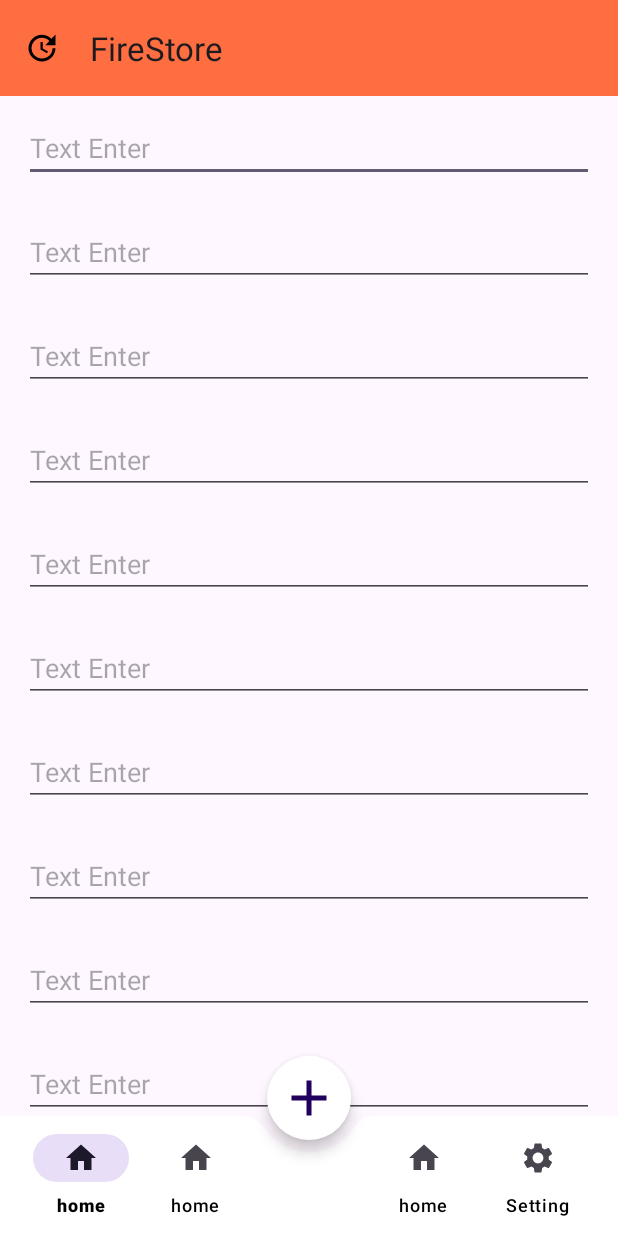
After one commit to GoutamKk/FireStorePractice, an Android app: the SecondaryActivity screen opened directly, with no data from a screen before it, on a phone screen of 412 x 824 dp. The commit adds this screen. Run offline under Robolectric (Android 15) with nearby library versions, the phone set to English and light mode, and no system bars.

Commit message:
19marchchange

```diff
--- a/app/build.gradle.kts
+++ b/app/build.gradle.kts
@@ -61,4 +61,5 @@ dependencies {
     implementation("androidx.room:room-runtime:2.6.1")
     kapt(libs.androidx.room.compiler)
     implementation("androidx.room:room-ktx:2.6.1")
+    implementation("com.razorpay:checkout:1.6.4")
 }
--- /dev/null
+++ b/app/src/main/java/com/example/firestorepractice/SecondaryActivity.kt
@@ -0,0 +1,39 @@
+package com.example.firestorepractice
+
+import android.os.Bundle
+import android.widget.Toast
+import androidx.activity.enableEdgeToEdge
+import androidx.appcompat.app.AppCompatActivity
+import androidx.core.view.ViewCompat
+import androidx.core.view.WindowInsetsCompat
+import androidx.core.widget.NestedScrollView
+import com.google.android.material.bottomappbar.BottomAppBar
+
+class SecondaryActivity : AppCompatActivity() {
+    override fun onCreate(savedInstanceState: Bundle?) {
+        super.onCreate(savedInstanceState)
+        enableEdgeToEdge()
+        setContentView(R.layout.activity_secondary)
+        ViewCompat.setOnApplyWindowInsetsListener(findViewById(R.id.main)) { v, insets ->
+            val systemBars = insets.getInsets(WindowInsetsCompat.Type.systemBars())
+            v.setPadding(systemBars.left, systemBars.top, systemBars.right, 0)
+            insets
+        }
+        val bottomAppBar = findViewById<BottomAppBar>(R.id.bottom_view)
+
+        ViewCompat.setOnApplyWindowInsetsListener(bottomAppBar) { v, insets ->
+            val systemBars = insets.getInsets(WindowInsetsCompat.Type.systemBars())
+            v.setPadding(0, 0, 0, 0)
+            insets
+        }
+
+//        findViewById<NestedScrollView>(R.id.nested_scroll).setOnScrollChangeListener { view, scrollX, scrollY, oldScrollX, oldScrollY ->
+//            if (scrollY > oldScrollY){
+//                Toast.makeText(this,"X asix scroll",Toast.LENGTH_SHORT).show()
+//            }
+//        }
+
+
+    }
+
+}
--- /dev/null
+++ b/app/src/main/res/drawable/home_24.xml
@@ -0,0 +1,5 @@
+<vector xmlns:android="http://schemas.android.com/apk/res/android" android:height="24dp" android:tint="#000000" android:viewportHeight="24" android:viewportWidth="24" android:width="24dp">
+
+    <path android:fillColor="@android:color/white" android:pathData="M10,20v-6h4v6h5v-8h3L12,3 2,12h3v8z"/>
+
+</vector>
--- /dev/null
+++ b/app/src/main/res/drawable/menu_24.xml
@@ -0,0 +1,5 @@
+<vector xmlns:android="http://schemas.android.com/apk/res/android" android:height="24dp" android:tint="#000000" android:viewportHeight="24" android:viewportWidth="24" android:width="24dp">
+
+    <path android:fillColor="@android:color/white" android:pathData="M3,18h18v-2L3,16v2zM3,13h18v-2L3,11v2zM3,6v2h18L21,6L3,6z"/>
+
+</vector>
--- /dev/null
+++ b/app/src/main/res/drawable/settings_24.xml
@@ -0,0 +1,5 @@
+<vector xmlns:android="http://schemas.android.com/apk/res/android" android:height="24dp" android:tint="#000000" android:viewportHeight="24" android:viewportWidth="24" android:width="24dp">
+
+    <path android:fillColor="@android:color/white" android:pathData="M19.14,12.94c0.04,-0.3 0.06,-0.61 0.06,-0.94c0,-0.32 -0.02,-0.64 -0.07,-0.94l2.03,-1.58c0.18,-0.14 0.23,-0.41 0.12,-0.61l-1.92,-3.32c-0.12,-0.22 -0.37,-0.29 -0.59,-0.22l-2.39,0.96c-0.5,-0.38 -1.03,-0.7 -1.62,-0.94L14.4,2.81c-0.04,-0.24 -0.24,-0.41 -0.48,-0.41h-3.84c-0.24,0 -0.43,0.17 -0.47,0.41L9.25,5.35C8.66,5.59 8.12,5.92 7.63,6.29L5.24,5.33c-0.22,-0.08 -0.47,0 -0.59,0.22L2.74,8.87C2.62,9.08 2.66,9.34 2.86,9.48l2.03,1.58C4.84,11.36 4.8,11.69 4.8,12s0.02,0.64 0.07,0.94l-2.03,1.58c-0.18,0.14 -0.23,0.41 -0.12,0.61l1.92,3.32c0.12,0.22 0.37,0.29 0.59,0.22l2.39,-0.96c0.5,0.38 1.03,0.7 1.62,0.94l0.36,2.54c0.05,0.24 0.24,0.41 0.48,0.41h3.84c0.24,0 0.44,-0.17 0.47,-0.41l0.36,-2.54c0.59,-0.24 1.13,-0.56 1.62,-0.94l2.39,0.96c0.22,0.08 0.47,0 0.59,-0.22l1.92,-3.32c0.12,-0.22 0.07,-0.47 -0.12,-0.61L19.14,12.94zM12,15.6c-1.98,0 -3.6,-1.62 -3.6,-3.6s1.62,-3.6 3.6,-3.6s3.6,1.62 3.6,3.6S13.98,15.6 12,15.6z"/>
+
+</vector>
--- /dev/null
+++ b/app/src/main/res/layout/activity_secondary.xml
@@ -0,0 +1,164 @@
+<?xml version="1.0" encoding="utf-8"?>
+<androidx.coordinatorlayout.widget.CoordinatorLayout xmlns:android="http://schemas.android.com/apk/res/android"
+    xmlns:app="http://schemas.android.com/apk/res-auto"
+    xmlns:tools="http://schemas.android.com/tools"
+    android:id="@+id/main"
+    android:fitsSystemWindows="true"
+    android:layout_width="match_parent"
+    android:layout_height="match_parent"
+    tools:context=".SecondaryActivity">
+    <com.google.android.material.appbar.AppBarLayout
+        android:layout_width="match_parent"
+        android:id="@+id/app_bar"
+        android:layout_height="wrap_content"
+        >
+        <androidx.appcompat.widget.Toolbar
+            android:layout_width="match_parent"
+            android:layout_height="wrap_content"
+            android:id="@+id/tool_bar"
+            android:background="#FF6E40"
+            app:navigationIcon="@drawable/update_24"
+            app:title="FireStore"
+            app:layout_scrollFlags="scroll|enterAlways"
+            />
+    </com.google.android.material.appbar.AppBarLayout>
+    <androidx.core.widget.NestedScrollView
+        android:id="@+id/nested_scroll"
+        android:layout_width="match_parent"
+        android:layout_height="match_parent"
+        app:layout_behavior="@string/appbar_scrolling_view_behavior"
+        >
+        <LinearLayout
+            android:layout_width="match_parent"
+            android:layout_height="wrap_content"
+            android:layout_marginHorizontal="16dp"
+            android:orientation="vertical"
+            >
+            <EditText
+                android:layout_width="match_parent"
+                android:layout_height="wrap_content"
+                android:hint="Text Enter"
+                android:layout_marginVertical="12dp"
+                />
+            <EditText
+                android:layout_width="match_parent"
+                android:layout_height="wrap_content"
+                android:hint="Text Enter"
+                android:layout_marginVertical="12dp"
+                />
+            <EditText
+                android:layout_width="match_parent"
+                android:layout_height="wrap_content"
+                android:hint="Text Enter"
+                android:layout_marginVertical="12dp"
+                />
+            <EditText
+                android:layout_width="match_parent"
+                android:layout_height="wrap_content"
+                android:hint="Text Enter"
+                android:layout_marginVertical="12dp"
+                />
+            <EditText
+                android:layout_width="match_parent"
+                android:layout_height="wrap_content"
+                android:hint="Text Enter"
+                android:layout_marginVertical="12dp"
+                />
+            <EditText
+                android:layout_width="match_parent"
+                android:layout_height="wrap_content"
+                android:hint="Text Enter"
+                android:layout_marginVertical="12dp"
+                />
+            <EditText
+                android:layout_width="match_parent"
+                android:layout_height="wrap_content"
+                android:hint="Text Enter"
+                android:layout_marginVertical="12dp"
+                />
+            <EditText
+                android:layout_width="match_parent"
+                android:layout_height="wrap_content"
+                android:hint="Text Enter"
+                android:layout_marginVertical="12dp"
+                />
+            <EditText
+                android:layout_width="match_parent"
+                android:layout_height="wrap_content"
+                android:hint="Text Enter"
+                android:layout_marginVertical="12dp"
+                />
+            <EditText
+                android:layout_width="match_parent"
+                android:layout_height="wrap_content"
+                android:hint="Text Enter"
+                android:layout_marginVertical="12dp"
+                />
+            <EditText
+                android:layout_width="match_parent"
+                android:layout_height="wrap_content"
+                android:hint="Text Enter"
+                android:layout_marginVertical="12dp"
+                />
+            <EditText
+                android:layout_width="match_parent"
+                android:layout_height="wrap_content"
+                android:hint="Text Enter"
+                android:layout_marginVertical="12dp"
+                />
+            <EditText
+                android:layout_width="match_parent"
+                android:layout_height="wrap_content"
+                android:hint="Text Enter"
+                android:layout_marginVertical="12dp"
+                />
+            <EditText
+                android:layout_width="match_parent"
+                android:layout_height="wrap_content"
+                android:hint="Text Enter"
+                android:layout_marginVertical="12dp"
+                />
+        </LinearLayout>
+    </androidx.core.widget.NestedScrollView>
+    <com.google.android.material.bottomappbar.BottomAppBar
+        android:layout_width="match_parent"
+        android:layout_height="wrap_content"
+        app:layout_anchor="@+id/nested_scroll"
+        app:layout_anchorGravity="bottom"
+        android:id="@+id/bottom_view"
+        app:fabAnchorMode="cradle"
+        app:fabAlignmentMode="center"
+        android:fitsSystemWindows="true"
+        app:fabCradleMargin="8dp"
+        app:fabCradleVerticalOffset="12dp"
+        android:layout_gravity="bottom"
+        app:fabCradleRoundedCornerRadius="16dp"
+        android:backgroundTint="@color/white"
+        app:fabAnimationMode="scale"
+        >
+        <com.google.android.material.bottomnavigation.BottomNavigationView
+            android:layout_width="match_parent"
+            android:layout_height="wrap_content"
+            app:menu="@menu/bottom_menu"
+            android:id="@+id/bottom_toolbar"
+            android:background="#00FFFFFF"
+            app:itemTextColor="@color/black"
+            app:labelVisibilityMode="labeled"
+            android:elevation="0dp"
+            android:layout_marginEnd="15dp"
+            android:visibility="visible"
+            />
+    </com.google.android.material.bottomappbar.BottomAppBar>
+    <com.google.android.material.floatingactionbutton.FloatingActionButton
+        android:layout_width="wrap_content"
+        android:layout_height="wrap_content"
+        android:src="@drawable/add_24"
+        android:id="@+id/float_btn"
+        app:shapeAppearanceOverlay="@style/fab_icon_rounded"
+        app:layout_anchor="@+id/bottom_view"
+        app:layout_anchorGravity="center"
+        app:maxImageSize="40dp"
+        android:backgroundTint="@color/white"
+        android:elevation="8dp"
+        />
+</androidx.coordinatorlayout.widget.CoordinatorLayout>
--- /dev/null
+++ b/app/src/main/res/menu/bottom_menu.xml
@@ -0,0 +1,29 @@
+<?xml version="1.0" encoding="utf-8"?>
+<menu xmlns:android="http://schemas.android.com/apk/res/android"
+    xmlns:app="http://schemas.android.com/apk/res-auto">
+<item
+    android:title="home"
+    android:icon="@drawable/home_24"
+    android:id="@+id/home_icon"
+    />
+    <item
+        android:title="home"
+        android:icon="@drawable/home_24"
+        android:id="@+id/home_icon2"
+        />
+    <item
+        android:title=""
+        android:id="@+id/fab_icon"
+        android:enabled="false"
+        />
+    <item
+        android:title="home"
+        android:icon="@drawable/home_24"
+        android:id="@+id/home_icon1"
+        />
+    <item
+        android:title="Setting"
+        android:icon="@drawable/settings_24"
+        android:id="@+id/setting_icon"
+        />
+</menu>
--- a/app/src/main/res/values/themes.xml
+++ b/app/src/main/res/values/themes.xml
@@ -6,4 +6,7 @@
     </style>
 
     <style name="Theme.FireStorePractice" parent="Base.Theme.FireStorePractice" />
+    <style name = "fab_icon_rounded">
+        <item name="cornerSize">50%</item>
+    </style>
 </resources>
```
Also changed, not shown: app/src/main/AndroidManifest.xml (+33 -2 lines), app/src/main/java/com/example/firestorepractice/MainActivity.kt (+15 -8 lines), app/src/main/java/com/example/firestorepractice/PaymentActivity.kt (added, +74 -0 lines), app/src/main/res/layout/activity_main.xml (+17 -2 lines), app/src/main/res/layout/activity_payment.xml (added, +19 -0 lines), app/src/main/res/layout/student_list_layout.xml (+12 -4 lines).
